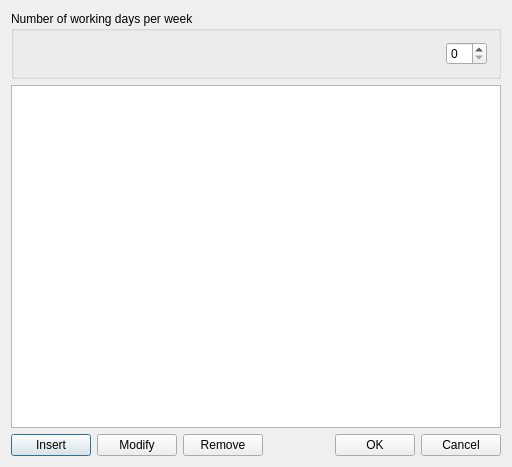
The window that fet/src/interface/daysform_template.ui (vonmecheln/fet) describes before a commit, drawn with Qt 5.
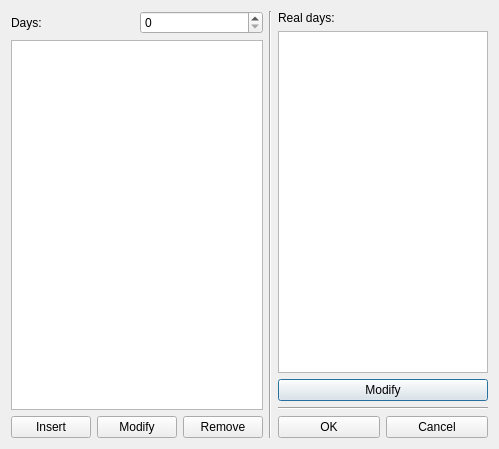
The same window after the commit.

Patch:
```diff
--- a/fet/src/interface/daysform_template.ui
+++ b/fet/src/interface/daysform_template.ui
@@ -6,43 +6,80 @@
    <rect>
     <x>0</x>
     <y>0</y>
-    <width>512</width>
-    <height>467</height>
+    <width>499</width>
+    <height>449</height>
    </rect>
   </property>
   <property name="windowTitle">
    <string extracomment="The title of the dialog to set the days of the week">The days of the week</string>
   </property>
-  <layout class="QGridLayout" name="gridLayout_2">
-   <item row="0" column="0">
-    <widget class="QGroupBox" name="numberGroupBox">
-     <property name="title">
-      <string>Number of working days per week</string>
-     </property>
      <layout class="QGridLayout" name="gridLayout">
-      <item row="0" column="0">
-       <spacer name="horizontalSpacer_2">
+   <item row="0" column="2">
+    <layout class="QVBoxLayout" name="verticalLayout">
+     <item>
+      <widget class="QLabel" name="realDaysLabel">
+       <property name="text">
+        <string>Real days:</string>
+       </property>
+      </widget>
+     </item>
+     <item>
+      <widget class="QListWidget" name="realDaysListWidget"/>
+     </item>
+     <item>
+      <widget class="QPushButton" name="modifyRealDayPushButton">
+       <property name="text">
+        <string comment="Modify real day">Modify</string>
+       </property>
+      </widget>
+     </item>
+     <item>
+      <widget class="Line" name="line">
         <property name="orientation">
-         <enum>Qt::Horizontal</enum>
-        </property>
-        <property name="sizeHint" stdset="0">
-         <size>
-          <width>364</width>
-          <height>20</height>
-         </size>
-        </property>
-       </spacer>
-      </item>
-      <item row="0" column="1">
+        <enum>Qt::Orientation::Horizontal</enum>
+       </property>
+      </widget>
+     </item>
+     <item>
+      <layout class="QHBoxLayout" name="horizontalLayout_2">
+       <item>
+        <widget class="QPushButton" name="okPushButton">
+         <property name="text">
+          <string>OK</string>
+         </property>
+        </widget>
+       </item>
+       <item>
+        <widget class="QPushButton" name="cancelPushButton">
+         <property name="text">
+          <string>Cancel</string>
+         </property>
+        </widget>
+       </item>
+      </layout>
+     </item>
+    </layout>
+   </item>
+   <item row="0" column="0">
+    <layout class="QVBoxLayout" name="verticalLayout_2">
+     <item>
+      <layout class="QHBoxLayout" name="horizontalLayout_3">
+       <item>
+        <widget class="QLabel" name="daysLabel">
+         <property name="text">
+          <string>Days:</string>
+         </property>
+        </widget>
+       </item>
+       <item>
        <widget class="QSpinBox" name="nDaysSpinBox"/>
       </item>
      </layout>
-    </widget>
-   </item>
-   <item row="1" column="0">
+     </item>
+     <item>
     <widget class="QListWidget" name="daysListWidget"/>
    </item>
-   <item row="2" column="0">
+     <item>
     <layout class="QHBoxLayout" name="horizontalLayout">
      <item>
       <widget class="QPushButton" name="insertDayPushButton">
@@ -65,34 +102,16 @@
        </property>
       </widget>
      </item>
-     <item>
-      <spacer name="horizontalSpacer">
+      </layout>
+     </item>
+    </layout>
+   </item>
+   <item row="0" column="1">
+    <widget class="Line" name="line_2">
        <property name="orientation">
-        <enum>Qt::Horizontal</enum>
-       </property>
-       <property name="sizeHint" stdset="0">
-        <size>
-         <width>38</width>
-         <height>20</height>
-        </size>
-       </property>
-      </spacer>
-     </item>
-     <item>
-      <widget class="QPushButton" name="okPushButton">
-       <property name="text">
-        <string>OK</string>
-       </property>
-      </widget>
-     </item>
-     <item>
-      <widget class="QPushButton" name="cancelPushButton">
-       <property name="text">
-        <string>Cancel</string>
-       </property>
-      </widget>
-     </item>
-    </layout>
+      <enum>Qt::Orientation::Vertical</enum>
+     </property>
+    </widget>
    </item>
   </layout>
  </widget>
```
Left out of the diff: 13 changed lines with no effect on the pictures. Lines whose indentation alone changed are shown as unchanged.
